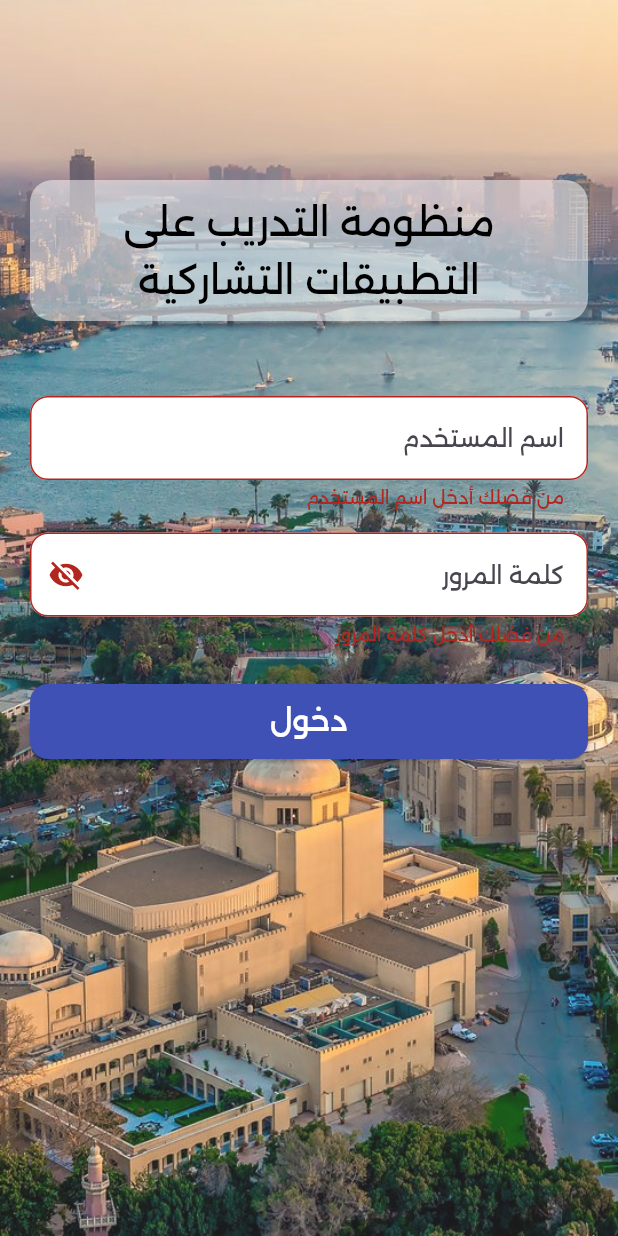
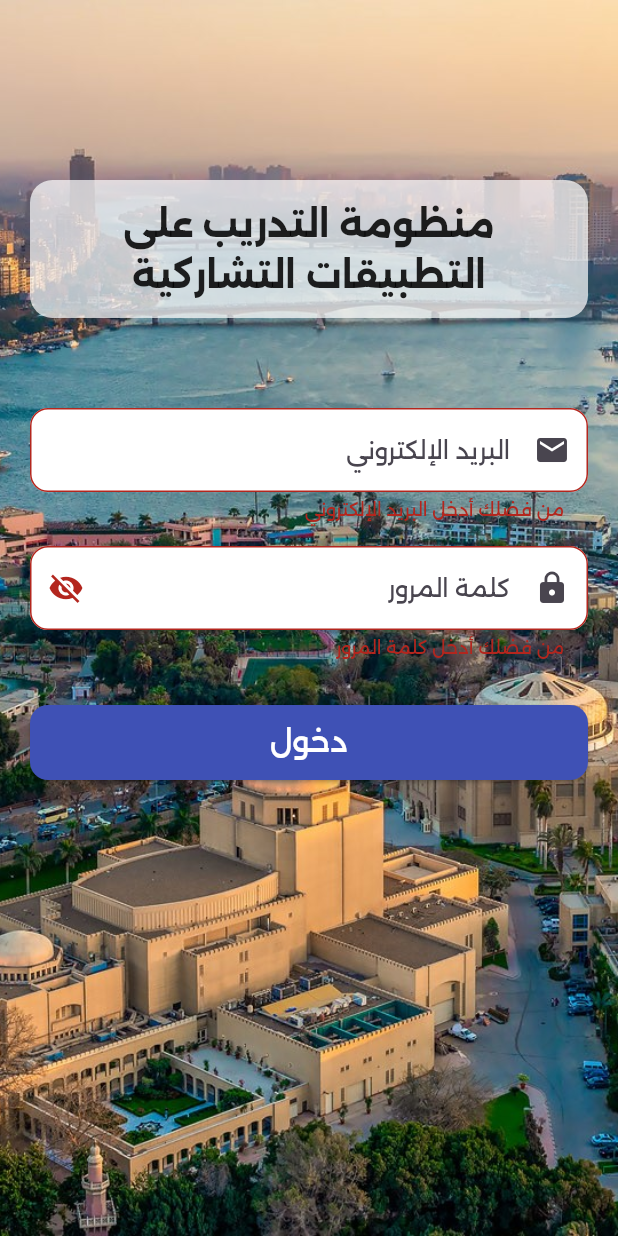
Before and after one commit to alifawzy22/attendance_app_training, a Flutter app: the screen it shows after launch, after a tap on "دخول", on a phone screen of 412 x 824 dp. Run offline on Flutter 3.47's test engine with Material 3 defaults, Android fonts, the phone set to English and light mode, and no system bars; our stand-ins replace dio, shared_preferences.

Commit message:
finish login screen

```diff
--- a/lib/constants.dart
+++ b/lib/constants.dart
@@ -1,3 +1,5 @@
 class Constants {
   static const String isUserLoggedIn = 'isLoggedIn';
+  static const String kAccessToken = "accessToken";
+  static const String kRefreshToken = "refreshToken";
 }
--- a/lib/login_view.dart
+++ b/lib/login_view.dart
@@ -1,6 +1,7 @@
-import 'package:attendance_app_training/home_view.dart';
-import 'package:attendance_app_training/shared.dart';
 import 'package:flutter/material.dart';
+import '../home_view.dart';
+import '../shared.dart';
+import '../services/auth_service.dart';
 
 class LoginView extends StatefulWidget {
   const LoginView({super.key});
@@ -11,53 +12,62 @@ class LoginView extends StatefulWidget {
 
 class _LoginViewState extends State<LoginView> {
   final _formKey = GlobalKey<FormState>();
-  final TextEditingController _usernameController = TextEditingController();
-  final TextEditingController _passwordController = TextEditingController();
+  final _emailController = TextEditingController();
+  final _passwordController = TextEditingController();
 
   bool _isLoading = false;
   bool _isPasswordVisible = false;
 
+  final AuthService _authService = AuthService();
+
   Future<void> _login() async {
-    if (!_formKey.currentState!.validate()) {
-      return;
-    }
+    if (!_formKey.currentState!.validate()) return;
 
-    setState(() {
-      _isLoading = true;
-    });
+    setState(() => _isLoading = true);
 
-    await Future.delayed(const Duration(seconds: 2));
-
-    final username = _usernameController.text.trim();
+    final username = _emailController.text.trim();
     final password = _passwordController.text.trim();
 
-    if (username == "admin" && password == "1234") {
-      await saveLoginState();
+    try {
+      final loginResponse = await _authService.login(username, password);
+
+      if (loginResponse != null && loginResponse.accessToken.isNotEmpty) {
+        await saveLoginState(
+          loginResponse.accessToken,
+          loginResponse.refreshToken,
+        );
+
         if (mounted) {
+          ScaffoldMessenger.of(context).showSnackBar(
+            const SnackBar(
+              content: Center(child: Text("تم تسجيل الدخول بنجاح")),
+              backgroundColor: Colors.green,
+              duration: Duration(seconds: 2),
+            ),
+          );
+
           Navigator.pushReplacement(
             context,
             MaterialPageRoute(builder: (context) => const HomeView()),
           );
         }
-    } else {
+      }
+    } catch (e) {
       if (mounted) {
         ScaffoldMessenger.of(context).showSnackBar(
-          const SnackBar(
+          SnackBar(
             content: Center(
               child: Text(
-                'اسم المستخدم أو كلمة المرور غير صحيحة',
-                style: TextStyle(fontSize: 12),
+                "فشل تسجيل الدخول: يرجي التأكد من الإيميل أو كلمه المرور ",
               ),
             ),
             backgroundColor: Colors.red,
           ),
         );
       }
+    } finally {
+      setState(() => _isLoading = false);
     }
-
-    setState(() {
-      _isLoading = false;
-    });
   }
 
   @override
@@ -65,9 +75,8 @@ class _LoginViewState extends State<LoginView> {
     return Scaffold(
       body: Stack(
         children: [
-          Opacity(
-            opacity: 0.9,
-            child: Container(
+          // الخلفية
+          Container(
             decoration: const BoxDecoration(
               image: DecorationImage(
                 image: AssetImage("assets/images/bg.jpg"),
@@ -75,69 +84,66 @@ class _LoginViewState extends State<LoginView> {
               ),
             ),
           ),
-          ),
+
+          // المحتوى
           SingleChildScrollView(
             child: Padding(
-              padding: const EdgeInsets.all(20.0),
+              padding: const EdgeInsets.all(20),
               child: Form(
                 key: _formKey,
                 child: Directionality(
                   textDirection: TextDirection.rtl,
-                  child: Padding(
-                    padding: const EdgeInsets.symmetric(vertical: 100),
                   child: Column(
                     children: [
+                      const SizedBox(height: 100),
+
                       Container(
-                          padding: EdgeInsets.all(8),
+                        padding: const EdgeInsets.all(12),
                         decoration: BoxDecoration(
-                            color: Colors.white.withValues(alpha: 0.5),
+                          color: Colors.white.withOpacity(0.7),
                           borderRadius: BorderRadius.circular(15),
                         ),
-                          child: Text(
+                        child: const Text(
                           "منظومة التدريب على التطبيقات التشاركية",
                           style: TextStyle(
-                              fontSize: 26,
-                              color: Colors.black,
-                              height: 1.5,
+                            fontSize: 24,
+                            fontWeight: FontWeight.bold,
+                            color: Colors.black87,
                           ),
                           textAlign: TextAlign.center,
                         ),
                       ),
-                        SizedBox(height: 50),
-                        // Username field
+
+                      const SizedBox(height: 60),
+
                       TextFormField(
-                          controller: _usernameController,
-                          decoration: const InputDecoration(
-                            hintText: "اسم المستخدم",
+                        controller: _emailController,
+                        decoration: InputDecoration(
+                          hintText: "البريد الإلكتروني",
+                          prefixIcon: const Icon(Icons.email),
+                          filled: true,
+                          fillColor: Colors.white,
                           border: OutlineInputBorder(
-                              borderRadius: BorderRadius.all(
-                                Radius.circular(12.0),
+                            borderRadius: BorderRadius.circular(12),
                           ),
                         ),
-                            fillColor: Colors.white,
-                            filled: true,
+                        validator: (value) => value!.isEmpty
+                            ? "من فضلك أدخل البريد الإلكتروني"
+                            : null,
                       ),
-                          validator: (value) {
-                            if (value == null || value.isEmpty) {
-                              return "من فضلك أدخل اسم المستخدم";
-                            }
-                            return null;
-                          },
-                        ),
-                        const SizedBox(height: 15),
+                      const SizedBox(height: 16),
 
                       TextFormField(
                         controller: _passwordController,
                         obscureText: !_isPasswordVisible,
                         decoration: InputDecoration(
                           hintText: "كلمة المرور",
-                            border: const OutlineInputBorder(
-                              borderRadius: BorderRadius.all(
-                                Radius.circular(12.0),
+                          prefixIcon: const Icon(Icons.lock),
+                          filled: true,
+                          fillColor: Colors.white,
+                          border: OutlineInputBorder(
+                            borderRadius: BorderRadius.circular(12),
                           ),
-                            ),
-                            fillColor: Colors.white,
-                            filled: true,
                           suffixIcon: IconButton(
                             icon: Icon(
                               _isPasswordVisible
@@ -145,21 +151,18 @@ class _LoginViewState extends State<LoginView> {
                                   : Icons.visibility_off,
                             ),
                             onPressed: () {
-                                setState(() {
-                                  _isPasswordVisible = !_isPasswordVisible;
-                                });
+                              setState(
+                                () => _isPasswordVisible = !_isPasswordVisible,
+                              );
                             },
                           ),
                         ),
-                          validator: (value) {
-                            if (value == null || value.isEmpty) {
-                              return "من فضلك أدخل كلمة المرور";
-                            }
-                            return null;
-                          },
+                        validator: (value) =>
+                            value!.isEmpty ? "من فضلك أدخل كلمة المرور" : null,
                       ),
-                        SizedBox(height: 25),
-                        // Login button
+
+                      const SizedBox(height: 30),
+
                       SizedBox(
                         width: double.infinity,
                         height: 50,
@@ -167,10 +170,9 @@ class _LoginViewState extends State<LoginView> {
                           style: ElevatedButton.styleFrom(
                             backgroundColor: Colors.indigo,
                             shape: RoundedRectangleBorder(
-                                borderRadius: BorderRadius.circular(12.0),
+                              borderRadius: BorderRadius.circular(12),
                             ),
                           ),
-
                           onPressed: _isLoading ? null : _login,
                           child: _isLoading
                               ? const CircularProgressIndicator(
@@ -191,7 +193,6 @@ class _LoginViewState extends State<LoginView> {
               ),
             ),
           ),
-          ),
         ],
       ),
     );
--- a/lib/main.dart
+++ b/lib/main.dart
@@ -1,12 +1,14 @@
 import 'package:attendance_app_training/home_view.dart';
 import 'package:attendance_app_training/login_view.dart';
 import 'package:flutter/material.dart';
-import 'package:shared_preferences/shared_preferences.dart';
+import 'shared.dart';
 
 Future<void> main() async {
   WidgetsFlutterBinding.ensureInitialized();
-  final prefs = await SharedPreferences.getInstance();
-  final bool isLoggedIn = prefs.getBool('isLoggedIn') ?? false;
+
+  // جلب التوكين من SharedPreferences
+  final token = await getAccessToken();
+  final bool isLoggedIn = token != null && token.isNotEmpty;
 
   runApp(MyApp(isLoggedIn: isLoggedIn));
 }
--- /dev/null
+++ b/lib/models/login_model.dart
@@ -0,0 +1,13 @@
+class LoginModel {
+  final String accessToken;
+  final String refreshToken;
+
+  LoginModel({required this.accessToken, required this.refreshToken});
+
+  factory LoginModel.fromJson(Map<String, dynamic> json) {
+    return LoginModel(
+      accessToken: json['accessToken'],
+      refreshToken: json['refreshToken'],
+    );
+  }
+}
--- a/pubspec.yaml
+++ b/pubspec.yaml
@@ -33,6 +33,7 @@ dependencies:
     sdk: flutter
   intl: ^0.20.2
   shared_preferences: ^2.5.3
+  dio: ^5.9.0
 
 dev_dependencies:
   flutter_lints: ^5.0.0
```
Also changed, not shown: lib/services/auth_service.dart (added, +32 -0 lines), lib/shared.dart (+25 -3 lines), pubspec.lock, 1 other file. Lines whose indentation alone changed are shown as unchanged.
